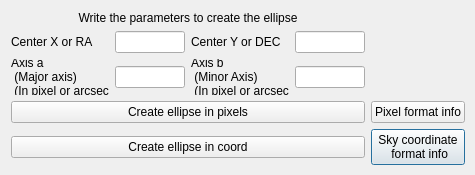
Old version of the form astrocabtools/mrs_subviz/src/ui/ellipseCreation.ui in the repository AlejandroGorgues/AstroCabTools.
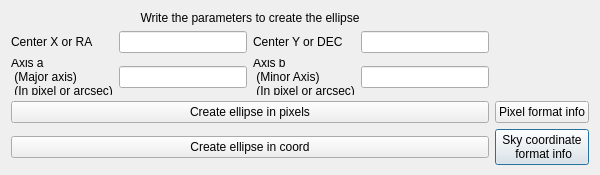
New version of the form.

```diff
--- a/astrocabtools/mrs_subviz/src/ui/ellipseCreation.ui
+++ b/astrocabtools/mrs_subviz/src/ui/ellipseCreation.ui
@@ -6,13 +6,13 @@
    <rect>
     <x>0</x>
     <y>0</y>
-    <width>475</width>
+    <width>600</width>
     <height>175</height>
    </rect>
   </property>
   <property name="minimumSize">
    <size>
-    <width>475</width>
+    <width>600</width>
     <height>175</height>
    </size>
   </property>
```
